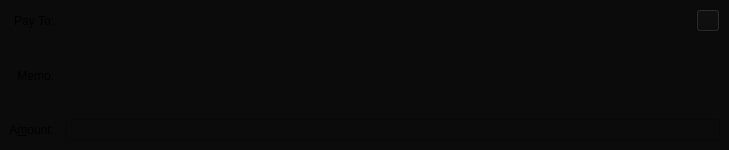
The window that fennec/qt/forms/sendcoinsentry.ui (FennecBlockchain/Fennec) describes before a commit, drawn with Qt 5.
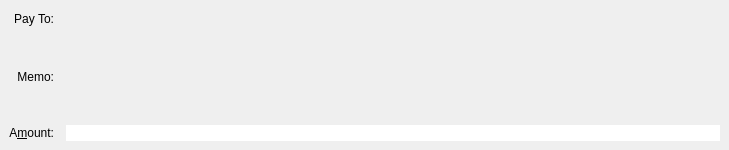
The same window after the commit. The open tabs and pages were chosen to show the change. Icons and pictures are not drawn. Custom widgets are drawn as their Qt base class.

```diff
--- a/fennec/qt/forms/sendcoinsentry.ui
+++ b/fennec/qt/forms/sendcoinsentry.ui
@@ -17,7 +17,7 @@
    <bool>false</bool>
   </property>
   <property name="styleSheet">
-   <string notr="true">background-color:#0B0B0B;</string>
+   <string notr="true">border:0;</string>
   </property>
   <widget class="QFrame" name="SendCoins">
    <property name="toolTip">
@@ -392,6 +392,15 @@
         </color>
        </brush>
       </colorrole>
+      <colorrole role="PlaceholderText">
+       <brush brushstyle="NoBrush">
+        <color alpha="128">
+         <red>0</red>
+         <green>0</green>
+         <blue>0</blue>
+        </color>
+       </brush>
+      </colorrole>
      </active>
      <inactive>
       <colorrole role="WindowText">
@@ -529,6 +538,15 @@
         </color>
        </brush>
       </colorrole>
+      <colorrole role="PlaceholderText">
+       <brush brushstyle="NoBrush">
+        <color alpha="128">
+         <red>0</red>
+         <green>0</green>
+         <blue>0</blue>
+        </color>
+       </brush>
+      </colorrole>
      </inactive>
      <disabled>
       <colorrole role="WindowText">
@@ -666,6 +684,15 @@
         </color>
        </brush>
       </colorrole>
+      <colorrole role="PlaceholderText">
+       <brush brushstyle="NoBrush">
+        <color alpha="128">
+         <red>0</red>
+         <green>0</green>
+         <blue>0</blue>
+        </color>
+       </brush>
+      </colorrole>
      </disabled>
     </palette>
    </property>
```
Left out of the diff: 52 changed lines with no effect on the pictures.
